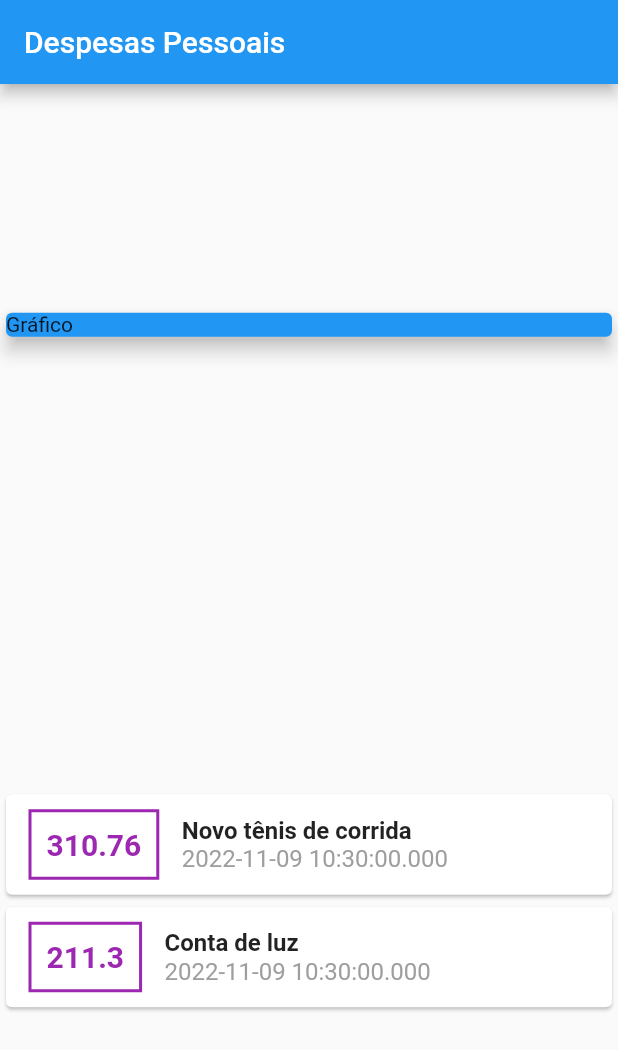
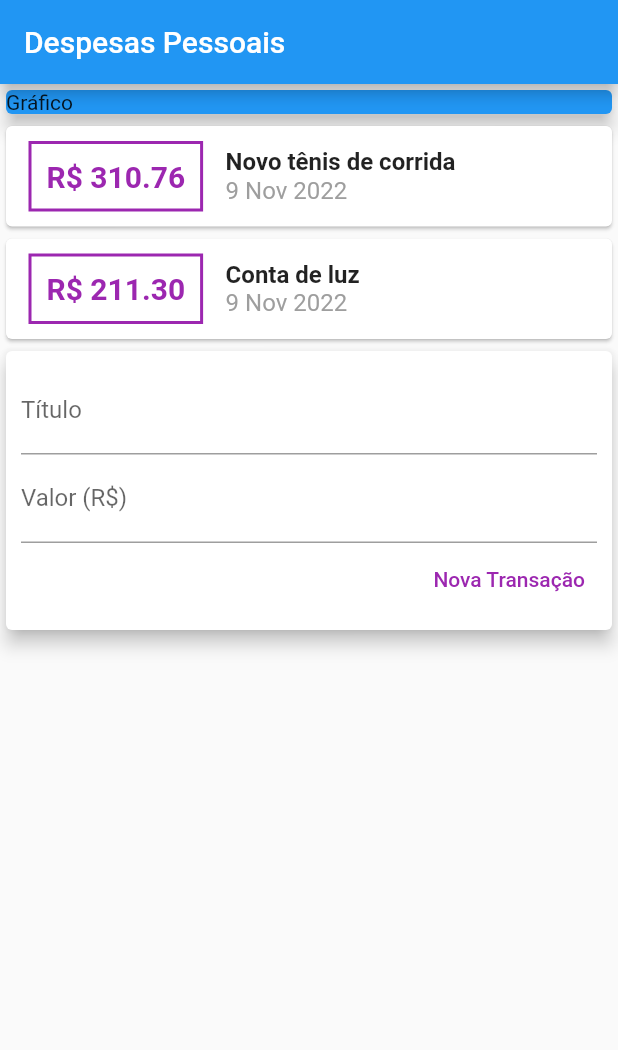
Before and after one commit to felipegomes28/expenses, a Flutter app: the screen it shows after launch, on a phone screen of 412 x 824 dp. Shown: the top 1050 px of the screen. Run offline on Flutter 3.47's test engine with Material 2 defaults, Android fonts, the phone set to English and light mode, and no system bars.

```diff
--- /dev/null
+++ b/lib/components/transaction_form.dart
@@ -0,0 +1,54 @@
+// ignore_for_file: prefer_const_constructors, sort_child_properties_last, use_key_in_widget_constructors
+
+import 'package:flutter/material.dart';
+
+class TransactionForm extends StatelessWidget {
+  final titleController = TextEditingController();
+  final valueController = TextEditingController();
+
+  final void Function(String, double) onSubmit;
+
+  TransactionForm(this.onSubmit);
+
+  @override
+  Widget build(BuildContext context) {
+    return Card(
+      elevation: 5,
+      child: Padding(
+        padding: const EdgeInsets.all(10),
+        child: Column(
+          children: [
+            TextField(
+              controller: titleController,
+              decoration: InputDecoration(
+                labelText: 'Título',
+              ),
+            ),
+            TextField(
+              controller: valueController,
+              decoration: InputDecoration(
+                labelText: 'Valor (R\$)',
+              ),
+            ),
+            Row(
+              mainAxisAlignment: MainAxisAlignment.end,
+              children: [
+                TextButton(
+                  onPressed: () {
+                    final title = titleController.text;
+                    final value = double.tryParse(valueController.text) ?? 0.0;
+                    onSubmit(title, value);
+                  },
+                  child: Text('Nova Transação'),
+                  style: TextButton.styleFrom(
+                    foregroundColor: Colors.purple,
+                  ),
+                ),
+              ],
+            ),
+          ],
+        ),
+      ),
+    );
+  }
+}
--- /dev/null
+++ b/lib/components/transaction_list.dart
@@ -0,0 +1,64 @@
+// ignore_for_file: prefer_const_constructors, use_key_in_widget_constructors, prefer_const_constructors_in_immutables
+
+import 'package:flutter/material.dart';
+import '../models/transaction.dart';
+import 'package:intl/intl.dart';
+
+class TransactionList extends StatelessWidget {
+  final List<Transaction> transactions;
+
+  TransactionList(this.transactions);
+
+  @override
+  Widget build(BuildContext context) {
+    return Column(
+      children: transactions.map(
+        (tr) {
+          return Card(
+            child: Row(
+              children: [
+                Container(
+                  margin: EdgeInsets.symmetric(
+                    horizontal: 15,
+                    vertical: 10,
+                  ),
+                  decoration: BoxDecoration(
+                    border: Border.all(
+                      color: Colors.purple,
+                      width: 2,
+                    ),
+                  ),
+                  padding: EdgeInsets.all(10),
+                  child: Text(
+                    'R\$ ${tr.value.toStringAsFixed(2)}',
+                    style: TextStyle(
+                      fontWeight: FontWeight.bold,
+                      fontSize: 20,
+                      color: Colors.purple,
+                    ),
+                  ),
+                ),
+                Column(crossAxisAlignment: CrossAxisAlignment.start, children: [
+                  Text(
+                    tr.title,
+                    style: TextStyle(
+                      fontSize: 16,
+                      fontWeight: FontWeight.bold,
+                    ),
+                  ),
+                  Text(
+                    DateFormat('d MMM y').format(tr.date),
+                    style: TextStyle(
+                      fontSize: 16,
+                      color: Colors.grey,
+                    ),
+                  )
+                ])
+              ],
+            ),
+          );
+        },
+      ).toList(),
+    );
+  }
+}
--- /dev/null
+++ b/lib/components/transaction_user.dart
@@ -0,0 +1,52 @@
+import 'dart:math';
+
+import 'package:flutter/material.dart';
+import 'transaction_form.dart';
+import 'transaction_list.dart';
+import '../models/transaction.dart';
+
+class TransactionUser extends StatefulWidget {
+  const TransactionUser({super.key});
+
+  @override
+  State<TransactionUser> createState() => _TransactionUserState();
+}
+
+class _TransactionUserState extends State<TransactionUser> {
+  final _transactions = [
+    Transaction(
+        id: 't1',
+        title: 'Novo tênis de corrida',
+        value: 310.76,
+        date: DateTime.now()),
+    Transaction(
+      id: 't2',
+      title: 'Conta de luz',
+      value: 211.30,
+      date: DateTime.now(),
+    )
+  ];
+
+  _addTransaction(String title, double value) {
+    final newTrasaction = Transaction(
+      id: Random().nextDouble().toString(),
+      title: title,
+      value: value,
+      date: DateTime.now(),
+    );
+
+    setState(() {
+      _transactions.add(newTrasaction);
+    });
+  }
+
+  @override
+  Widget build(BuildContext context) {
+    return Column(
+      children: [
+        TransactionList(_transactions),
+        TransactionForm(_addTransaction),
+      ],
+    );
+  }
+}
--- a/lib/main.dart
+++ b/lib/main.dart
@@ -1,4 +1,7 @@
-// ignore_for_file: prefer_const_constructors, sort_child_properties_last, avoid_unnecessary_containers, use_key_in_widget_constructors
+// ignore_for_file: prefer_const_constructors, sort_child_properties_last, avoid_unnecessary_containers, use_key_in_widget_constructors, prefer_interpolation_to_compose_strings, prefer_const_literals_to_create_immutables
+import 'package:expenses/components/transaction_form.dart';
+import 'package:expenses/components/transaction_list.dart';
+import 'package:expenses/components/transaction_user.dart';
 import 'package:expenses/models/transaction.dart';
 import 'package:flutter/material.dart';
 
@@ -14,20 +17,6 @@ class ExpensesApp extends StatelessWidget {
 }
 
 class MyHomePage extends StatelessWidget {
-  final _transactions = [
-    Transaction(
-        id: 't1',
-        title: 'Novo tênis de corrida',
-        value: 310.76,
-        date: DateTime.now()),
-    Transaction(
-      id: 't2',
-      title: 'Conta de luz',
-      value: 211.30,
-      date: DateTime.now(),
-    )
-  ];
-
   @override
   Widget build(BuildContext context) {
     return Scaffold(
@@ -35,7 +24,6 @@ class MyHomePage extends StatelessWidget {
         title: Text('Despesas Pessoais'),
       ),
       body: Column(
-          mainAxisAlignment: MainAxisAlignment.spaceAround,
         crossAxisAlignment: CrossAxisAlignment.stretch,
         children: [
           Container(
@@ -45,55 +33,9 @@ class MyHomePage extends StatelessWidget {
               elevation: 5,
             ),
           ),
-            Column(
-              children: _transactions.map((tr) {
-                return Card(
-                  child: Row(children: [
-                    Container(
-                      margin: EdgeInsets.symmetric(
-                        horizontal: 15,
-                        vertical: 10,
+          TransactionUser()
+        ],
       ),
-                      decoration: BoxDecoration(
-                        border: Border.all(
-                          color: Colors.purple,
-                          width: 2,
-                        ),
-                      ),
-                      padding: EdgeInsets.all(10),
-                      child: Text(
-                        tr.value.toString(),
-                        style: TextStyle(
-                          fontWeight: FontWeight.bold,
-                          fontSize: 20,
-                          color: Colors.purple,
-                        ),
-                      ),
-                    ),
-                    Column(
-                      crossAxisAlignment: CrossAxisAlignment.start,
-                      children: [
-                        Text(
-                          tr.title,
-                          style: TextStyle(
-                            fontSize: 16,
-                            fontWeight: FontWeight.bold,
-                          ),
-                        ),
-                        Text(
-                          tr.date.toString(),
-                          style: TextStyle(
-                            fontSize: 16,
-                            color: Colors.grey,
-                          ),
-                        )
-                      ],
-                    )
-                  ]),
     );
-              }).toList(),
-            )
-          ],
-        ));
   }
 }
--- a/pubspec.yaml
+++ b/pubspec.yaml
@@ -31,6 +31,7 @@ environment:
 dependencies:
   flutter:
     sdk: flutter
+  intl: ^0.17.0
 
 
   # The following adds the Cupertino Icons font to your application.
```
Also changed, not shown: pubspec.lock. Lines whose indentation alone changed are shown as unchanged.
